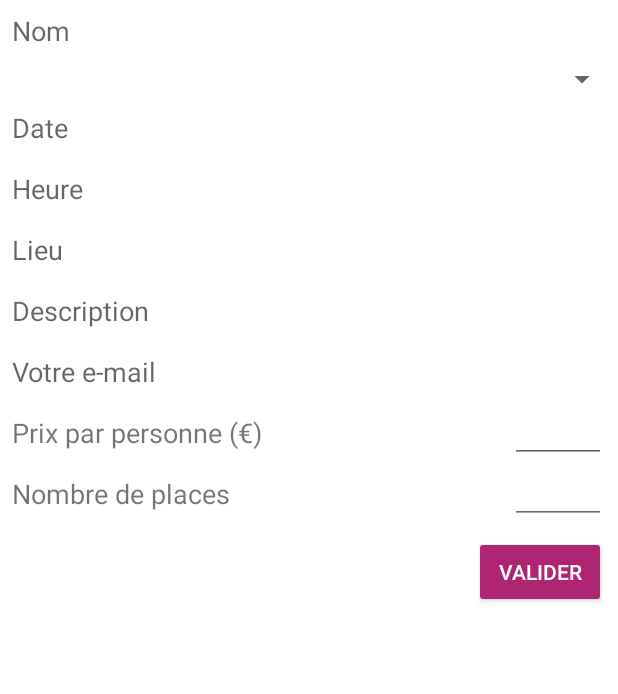
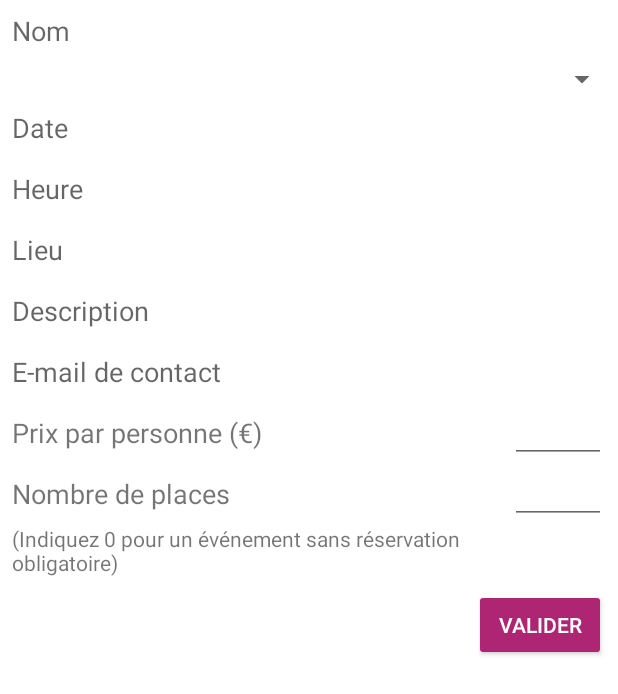
Before and after one commit to claireCodess/platine-front, an Android app: the layout fragment_add_event.xml on its own in the app's theme, with its tools: preview values and no code run, on a phone screen of 412 x 824 dp. Shown: the top 694 px of the screen. Run offline under Robolectric (Android 15) with nearby library versions, the phone set to English and light mode, and no system bars.

Commit message:
Proposition d'un événement : le prix et le nombre de places ne sont lus considérés comme des champs "obligatoires"

```diff
--- a/app/src/main/java/huntermahroug/com/lille1campus/view/fragment/AddEventFragment.java
+++ b/app/src/main/java/huntermahroug/com/lille1campus/view/fragment/AddEventFragment.java
@@ -142,7 +142,7 @@ public class AddEventFragment extends Fragment {
         List<Category> categoryChoicesList = new ArrayList<>();
         // Ci-dessous ce n'est pas une vraie catégorie, juste un "placeholder" pour le Spinner
         // qui est visible tant que l'utilisateur n'a pas sélectionné une catégorie
-        categoryChoicesList.add(new Category("Catégories", -1));
+        categoryChoicesList.add(new Category("Catégorie", -1));
         List<Category> categoriesList = ((LilleCampusApplication) this.getActivity().getApplication()).getCategoriesList();
         categoryChoicesList.addAll(categoriesList);
 
--- a/app/src/main/res/layout/fragment_add_event.xml
+++ b/app/src/main/res/layout/fragment_add_event.xml
@@ -145,7 +145,7 @@
                 android:layout_marginStart="8dp"
                 android:background="@android:color/transparent"
                 android:ems="11"
-                android:hint="Votre e-mail"
+                android:hint="E-mail de contact"
                 android:inputType="textEmailAddress"
                 android:paddingBottom="8dp"
                 android:paddingTop="8dp"
@@ -224,7 +224,19 @@
                 android:textColor="@color/white"
                 app:layout_constraintBottom_toBottomOf="parent"
                 app:layout_constraintEnd_toEndOf="parent"
-                app:layout_constraintTop_toBottomOf="@id/places_edit" />
+                app:layout_constraintTop_toBottomOf="@+id/textView" />
+
+            <TextView
+                android:id="@+id/textView"
+                android:layout_width="0dp"
+                android:layout_height="wrap_content"
+                android:layout_marginStart="8dp"
+                android:layout_marginTop="8dp"
+                android:maxLines="2"
+                android:text="(Indiquez 0 pour un événement sans réservation obligatoire)"
+                app:layout_constraintEnd_toStartOf="@+id/places_edit"
+                app:layout_constraintStart_toStartOf="parent"
+                app:layout_constraintTop_toBottomOf="@+id/places_text" />
 
         </android.support.constraint.ConstraintLayout>
 
```
Also changed, not shown: app/src/main/java/huntermahroug/com/lille1campus/model/EventToAdd.java (+4 -4 lines), app/src/main/java/huntermahroug/com/lille1campus/viewmodel/AddEventViewModel.java (+8 -14 lines), app/src/main/java/huntermahroug/com/lille1campus/viewmodel/TwoWayBoundDouble.java (+16 -5 lines), app/src/main/java/huntermahroug/com/lille1campus/viewmodel/TwoWayBoundInteger.java (+16 -5 lines).
